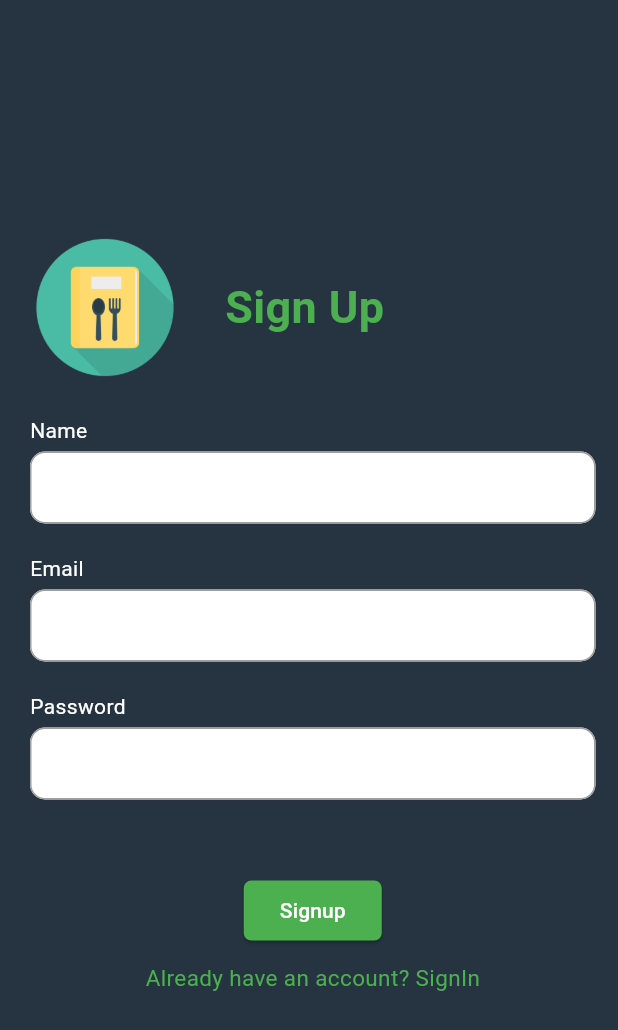
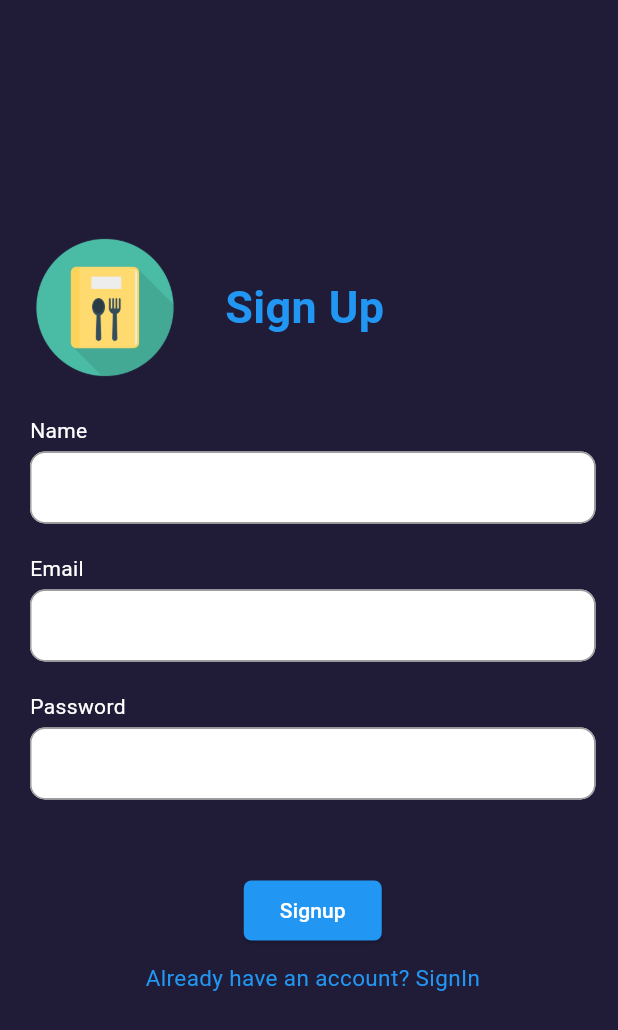
Before and after one commit to MahletGizew/Recipe_Flutter_App, a Flutter app: the screen it shows after launch, on a phone screen of 412 x 824 dp. Shown: the top 1030 px of the screen. Run offline on Flutter 3.47's test engine with Material 3 defaults, Android fonts, the phone set to English and light mode, and no system bars; our stand-ins replace flutter_tts, lottie, shared_preferences, youtube_player_flutter.

```diff
--- a/lib/main.dart
+++ b/lib/main.dart
@@ -15,12 +15,11 @@ class MyApp extends StatelessWidget {
       // debugShowCheckedModeBanner: false,
       title: 'Recipes App',
       theme: ThemeData(
-        primaryColor: const Color(0xff263341),
+        primaryColor: const Color.fromARGB(255, 32, 28, 56),
         colorScheme: ColorScheme.fromSwatch(
           primarySwatch:
-              Colors.green, // Adjust this to your desired primary color
-          accentColor:
-              const Color(0xff8DB646), // This is now the secondary color
+              Colors.blue, // Adjust this to your desired primary color
+          accentColor: Colors.lightBlue, // This is now the secondary color
         ),
         // useMaterial3: true,
       ),
--- a/lib/screens/create.dart
+++ b/lib/screens/create.dart
@@ -107,7 +107,7 @@ class CreatePage extends StatelessWidget {
                         ScaffoldMessenger.of(context).showSnackBar(
                           const SnackBar(
                             content: Text('Recipe created successfully'),
-                            backgroundColor: Colors.green,
+                            backgroundColor: Colors.blue,
                             duration: Duration(seconds: 2),
                           ),
                         );
@@ -163,6 +163,7 @@ class CreatePage extends StatelessWidget {
       ingredients: ingredients,
       nutrients: nutrients,
       createdBy: UserData.CurrentUser,
+      videoUrl: 'https://www.youtube.com/watch?v=1a781b1c416c',
     );
     // Data.recipes.add(recipe);
     Data.addRecipie(recipe);
--- a/lib/screens/edit.dart
+++ b/lib/screens/edit.dart
@@ -175,6 +175,7 @@ class EditPage extends StatelessWidget {
       ingredients: ingredients,
       nutrients: nutrients,
       createdBy: UserData.CurrentUser,
+      videoUrl: 'https://www.youtube.com/watch?v=1a781b1c416c',
     );
     // Data.recipes.add(recipe);
     Data.editRecipe(id, recipe);
--- a/lib/utils/class.dart
+++ b/lib/utils/class.dart
@@ -11,6 +11,7 @@ class Recipe {
   List<String> ingredients;
   List<Nutrients> nutrients;
   String createdBy;
+  String videoUrl;
   bool isBookmarked;
   Recipe(
       {required this.id,
@@ -18,6 +19,7 @@ class Recipe {
       required this.imageUrl,
       required this.steps,
       required this.ingredients,
+      required this.videoUrl,
       required this.nutrients,
       required this.createdBy,
       this.isBookmarked = false,
--- a/lib/utils/data.dart
+++ b/lib/utils/data.dart
@@ -15,6 +15,7 @@ class Data {
           Nutrients(name: 'Protein', weight: '10gm', percent: 0.5),
           Nutrients(name: 'Carb', weight: '50gm', percent: 0.9),
         ],
+        videoUrl: 'https://www.youtube.com/watch?v=1a781b1c416c',
         steps: [
           'Gather the ingredients.',
           'Pull a double shot of espresso into a cappuccino cup.',
@@ -38,6 +39,7 @@ class Data {
           Nutrients(name: 'Protein', weight: '10gm', percent: 0.5),
           Nutrients(name: 'Carb', weight: '50gm', percent: 0.9),
         ],
+        videoUrl: 'https://www.youtube.com/watch?v=1a781b1c416c',
         steps: [
           'Gather the ingredients.',
           'Pull a double shot of espresso into a cappuccino cup.',
@@ -62,6 +64,7 @@ class Data {
           Nutrients(name: 'Carb', weight: '50gm', percent: 0.6),
           Nutrients(name: 'Fat', weight: '10gm', percent: 0.3),
         ],
+        videoUrl: 'https://www.youtube.com/watch?v=1a781b1c416c',
         steps: [
           'Gather the ingredients.',
           'Pull a double shot of espresso into a cappuccino cup.',
@@ -78,6 +81,7 @@ class Data {
     Recipe(
         id: '4',
         title: 'Pizza',
+        videoUrl: 'https://www.youtube.com/watch?v=1a781b1c416c',
         imageUrl:
             'https://images.unsplash.com/photo-1506354666786-959d6d497f1a?ixlib=rb-1.2.1&ixid=eyJhcHBfaWQiOjEyMDd9&auto=format&fit=crop&w=750&q=80',
         nutrients: [
```
Also changed, not shown: lib/screens/details.dart (+38 -0 lines), pubspec.yaml (+4 -3 lines), pubspec.lock, 6 other files.
